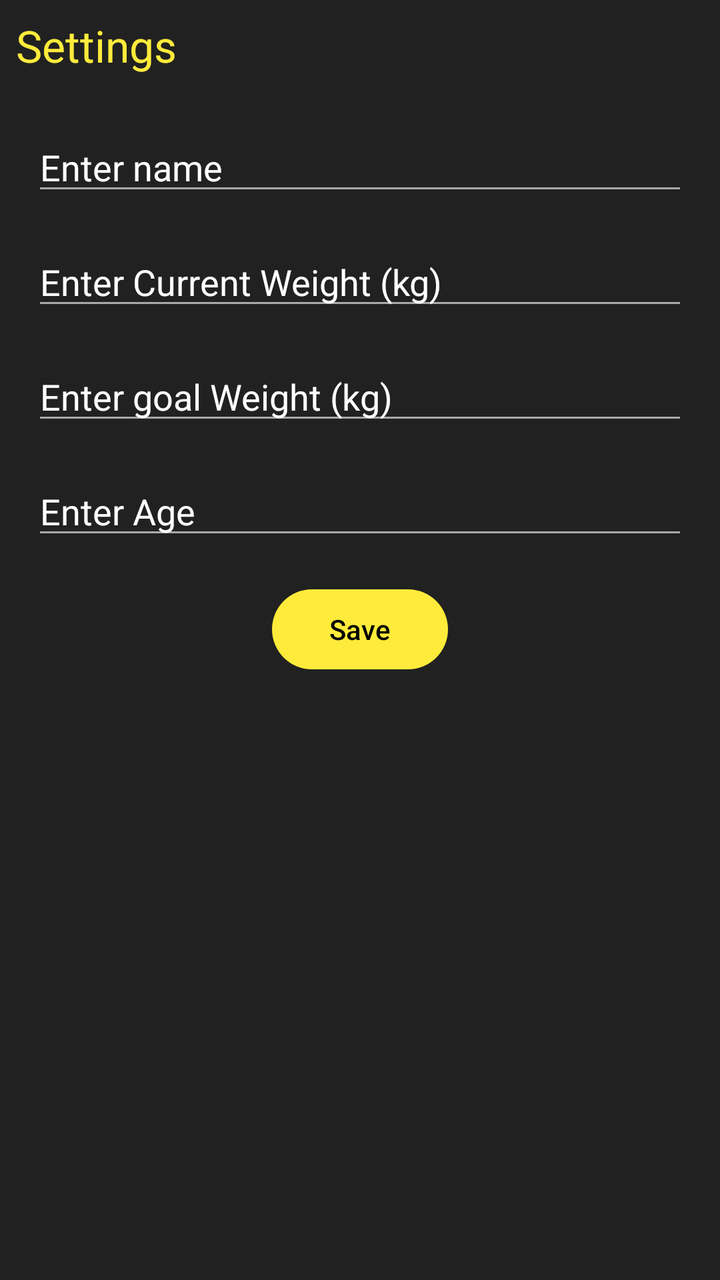
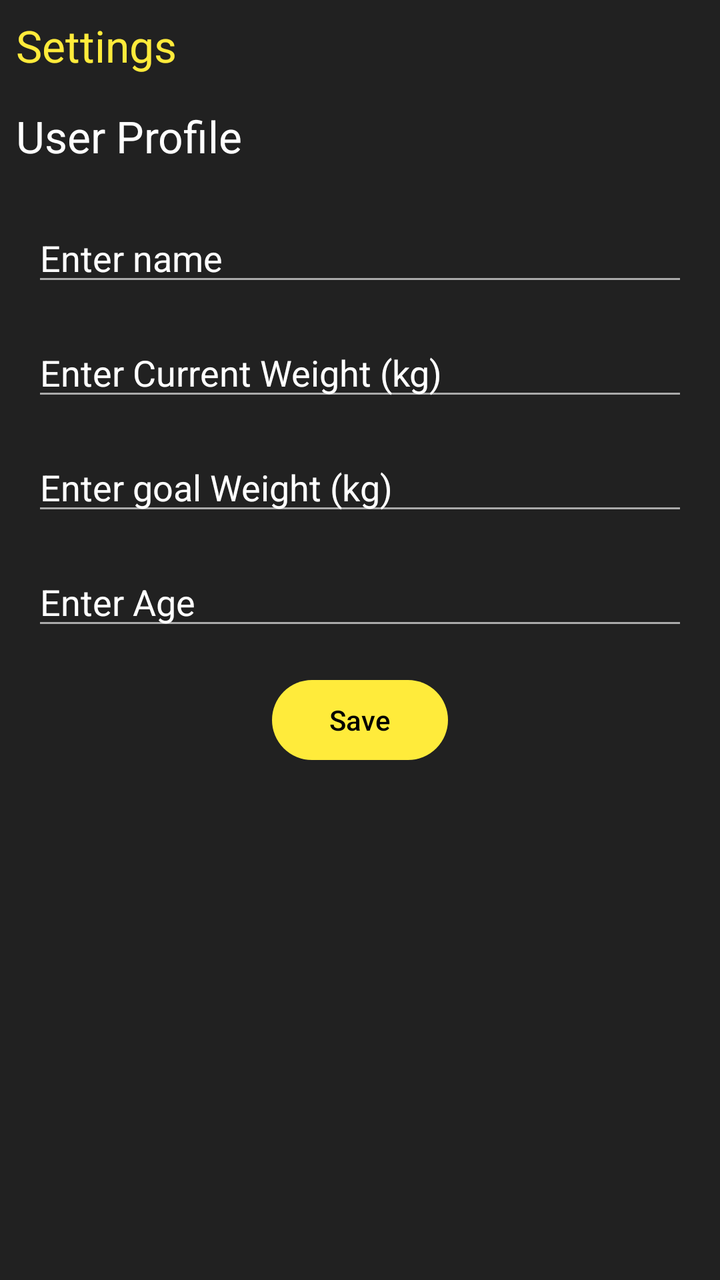

An Android layout rendered at two revisions. The XML below is the earlier revision; the diff shows what the commit changed to produce the second picture.
<!-- AndroidManifest.xml: application theme Theme.MyFit -->
<!-- res/layout/fragment_settings.xml -->
<?xml version="1.0" encoding="utf-8"?>
<androidx.constraintlayout.widget.ConstraintLayout xmlns:android="http://schemas.android.com/apk/res/android"
    xmlns:tools="http://schemas.android.com/tools"
    android:layout_width="match_parent"
    android:layout_height="match_parent"
    xmlns:app="http://schemas.android.com/apk/res-auto"
    tools:context=".ui.settings.SettingsFragment"
    >


    <TextView
        android:id="@+id/settingsTitle"
        android:layout_width="wrap_content"
        android:layout_height="wrap_content"
        android:text="@string/settings"
        android:textSize="@dimen/text_size_h1"
        android:padding="@dimen/card_margin"
        android:textColor="@color/yellowAccent"
        app:layout_constraintStart_toStartOf="parent"
        app:layout_constraintTop_toTopOf="parent"
        />

    <EditText
        android:id="@+id/profileName"
        android:layout_width="match_parent"
        android:layout_height="wrap_content"
        android:layout_margin="@dimen/fragment_padding"
        android:inputType="textPersonName"
        android:hint="@string/name_hint"
        android:textColorHint="@color/white"
        android:textColor="@color/white"
        app:layout_constraintTop_toBottomOf="@id/settingsTitle"
        app:layout_constraintStart_toStartOf="parent"
        app:layout_constraintEnd_toEndOf="parent"
        />

    <EditText
        android:id="@+id/profileWeight"
        android:layout_width="match_parent"
        android:layout_height="wrap_content"
        android:layout_margin="@dimen/fragment_padding"

        android:inputType="numberDecimal"
        android:hint="@string/weight_hint"
        android:textColorHint="@color/white"
        android:textColor="@color/white"
        app:layout_constraintTop_toBottomOf="@id/profileName"
        app:layout_constraintStart_toStartOf="parent"
        app:layout_constraintEnd_toEndOf="parent"
        />

    <EditText
        android:id="@+id/profileGoalWeight"
        android:layout_width="match_parent"
        android:layout_height="wrap_content"
        android:layout_margin="@dimen/fragment_padding"
        android:inputType="numberDecimal"
        android:hint="@string/goal_weight_hint"
        android:textColorHint="@color/white"
        android:textColor="@color/white"
        app:layout_constraintTop_toBottomOf="@id/profileWeight"
        app:layout_constraintStart_toStartOf="parent"
        app:layout_constraintEnd_toEndOf="parent"
        />

    <EditText
        android:id="@+id/profileAge"
        android:layout_width="match_parent"
        android:layout_height="wrap_content"
        android:layout_margin="@dimen/fragment_padding"
        android:inputType="number"
        android:hint="@string/age_hint"
        android:textColorHint="@color/white"
        android:textColor="@color/white"
        app:layout_constraintTop_toBottomOf="@id/profileGoalWeight"
        app:layout_constraintStart_toStartOf="parent"
        app:layout_constraintEnd_toEndOf="parent"
        />

    <Button
        android:id="@+id/settingsSaveBtn"
        android:layout_width="wrap_content"
        android:layout_height="wrap_content"
        android:layout_margin="@dimen/fragment_padding"
        android:text="@string/save"
        app:layout_constraintTop_toBottomOf="@id/profileAge"
        app:layout_constraintStart_toStartOf="parent"
        app:layout_constraintEnd_toEndOf="parent"
        />







</androidx.constraintlayout.widget.ConstraintLayout>
<!-- resources referenced by this layout -->
<resources>
  <color name="white">#FFFFFFFF</color>
  <color name="yellowAccent">#FFEB3B</color>
  <dimen name="card_margin">8dp</dimen>
  <dimen name="fragment_padding">16dp</dimen>
  <dimen name="text_size_h1">22sp</dimen>
  <string name="age_hint">Enter Age</string>
  <string name="goal_weight_hint">Enter goal Weight (kg) </string>
  <string name="name_hint">Enter name</string>
  <string name="save">Save</string>
  <string name="settings">Settings</string>
  <string name="weight_hint">Enter Current Weight (kg)</string>
  <style name="Theme.MyFit" parent="Base.Theme.MyFit" />
  <style name="Base.Theme.MyFit" parent="Theme.Material3.DayNight.NoActionBar">
  
          
          <item name="colorPrimary">@color/yellowAccent</item>
          <item name="colorPrimaryVariant">@color/yellowAccentDark</item>
          <item name="colorOnPrimary">@android:color/black</item>
  
          
          <item name="android:windowBackground">@color/darkGreyBackground</item>
  
          
          <item name="colorSecondary">@color/yellowAccent</item>
          <item name="colorOnSecondary">@android:color/black</item>
  
          
          <item name="android:textColorPrimary">@android:color/white</item>
          <item name="android:textColorSecondary">@android:color/darker_gray</item>
  
      </style>
  <color name="yellowAccentDark">#FBC02D</color>
  <color name="darkGreyBackground">#212121</color>
</resources>

<!-- the commit's change to res/layout/fragment_settings.xml (unified diff, before → after) -->
@@ -20,6 +20,18 @@
         app:layout_constraintTop_toTopOf="parent"
         />
 
+    <TextView
+        android:id="@+id/settingsDesc"
+        android:layout_width="wrap_content"
+        android:layout_height="wrap_content"
+        android:text="@string/user_profile"
+        android:textSize="@dimen/text_size_h1"
+        android:padding="@dimen/card_margin"
+        android:textColor="@color/white"
+        app:layout_constraintStart_toStartOf="parent"
+        app:layout_constraintTop_toBottomOf="@id/settingsTitle"
+        />
+
     <EditText
         android:id="@+id/profileName"
         android:layout_width="match_parent"
@@ -29,7 +41,7 @@
         android:hint="@string/name_hint"
         android:textColorHint="@color/white"
         android:textColor="@color/white"
-        app:layout_constraintTop_toBottomOf="@id/settingsTitle"
+        app:layout_constraintTop_toBottomOf="@id/settingsDesc"
         app:layout_constraintStart_toStartOf="parent"
         app:layout_constraintEnd_toEndOf="parent"
         />
<!-- resource entries referenced after the edit -->
@@ -10,6 +10,7 @@
   <string name="name_hint">Enter name</string>
   <string name="save">Save</string>
   <string name="settings">Settings</string>
+  <string name="user_profile">User Profile </string>
   <string name="weight_hint">Enter Current Weight (kg)</string>
   <style name="Theme.MyFit" parent="Base.Theme.MyFit" />
   <style name="Base.Theme.MyFit" parent="Theme.Material3.DayNight.NoActionBar">
@@ -30,8 +31,15 @@
           <item name="android:textColorPrimary">@android:color/white</item>
           <item name="android:textColorSecondary">@android:color/darker_gray</item>
   
+          <item name="popupMenuStyle">@style/MyPopupMenu</item>
+  
       </style>
   <color name="yellowAccentDark">#FBC02D</color>
   <color name="darkGreyBackground">#212121</color>
+  <style name="MyPopupMenu" parent="@style/Widget.MaterialComponents.PopupMenu.Overflow">
+          <item name="android:popupBackground">@color/darkGreyBackground</item>
+          <item name="android:textColor">@color/white</item>
+          <item name="android:itemBackground">?attr/selectableItemBackgroundBorderless</item>
+      </style>
 </resources>
 
